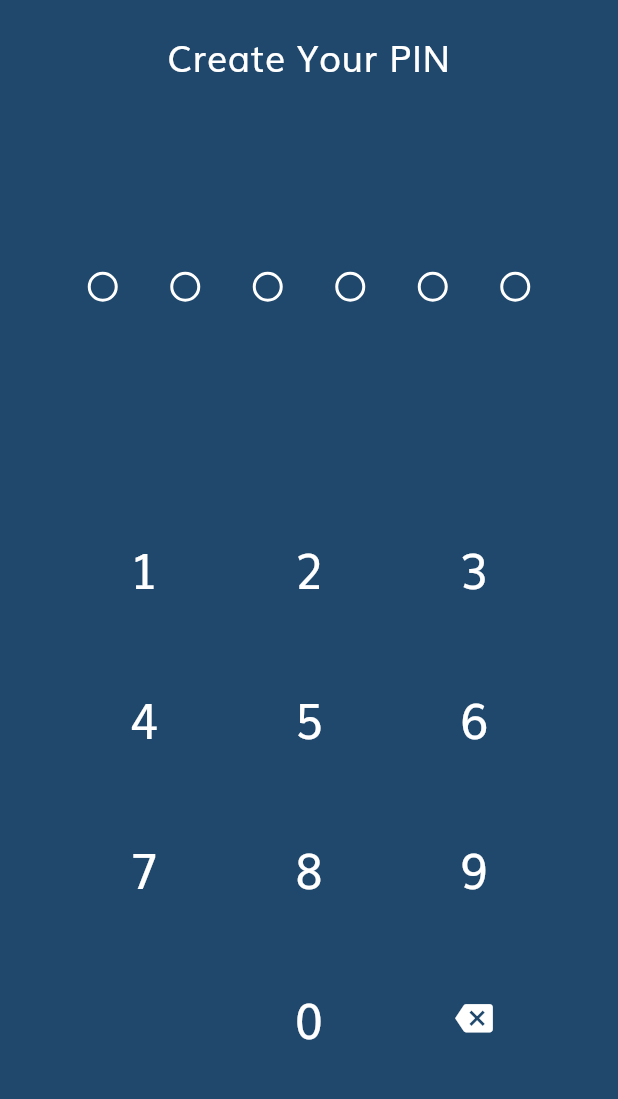
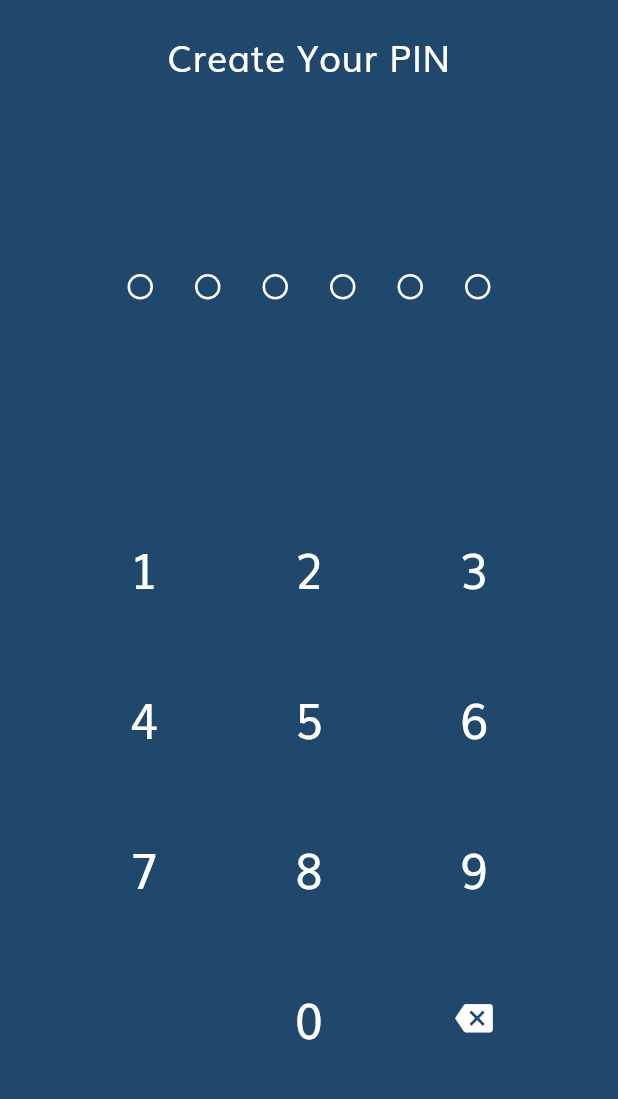
Before and after one commit to SHRIKUNJ1010/PassMana, a Flutter app: the screen it shows after launch, after a tap on "Get Started", on a phone screen of 412 x 824 dp, the part 113-1212 px from its top. Run offline on Flutter 3.47's test engine with Material 2 defaults, Android fonts, the phone set to English and light mode, and no system bars; our stand-ins replace flutter_redux, go_router, objectbox, redux; generated files the repository leaves out were written again.

Commit message:
- custom pin field minor ui changes

```diff
--- a/lib/utility/common_widgets_utility/common_widgets.dart
+++ b/lib/utility/common_widgets_utility/common_widgets.dart
@@ -221,8 +221,8 @@ class CommonWidgets {
       child: Container(
         alignment: Alignment.center,
         child: Container(
-          width: 20,
-          height: 20,
+          width: 17,
+          height: 17,
           decoration: BoxDecoration(
             borderRadius: BorderRadius.circular(20),
             color: AppColors.mWhite,
@@ -237,14 +237,14 @@ class CommonWidgets {
       child: Container(
         alignment: Alignment.center,
         child: Container(
-          width: 20,
-          height: 20,
+          width: 17,
+          height: 17,
           decoration: BoxDecoration(
             borderRadius: BorderRadius.circular(20),
             color: Colors.transparent,
             border: Border.all(
               color: AppColors.mWhite,
-              width: 2,
+              width: 1.7,
             ),
           ),
         ),
@@ -261,7 +261,7 @@ class CommonWidgets {
     return ConstrainedBox(
       constraints: const BoxConstraints(
         maxHeight: 30,
-        maxWidth: 330,
+        maxWidth: 270,
       ),
       child: Row(
         children: [
```
